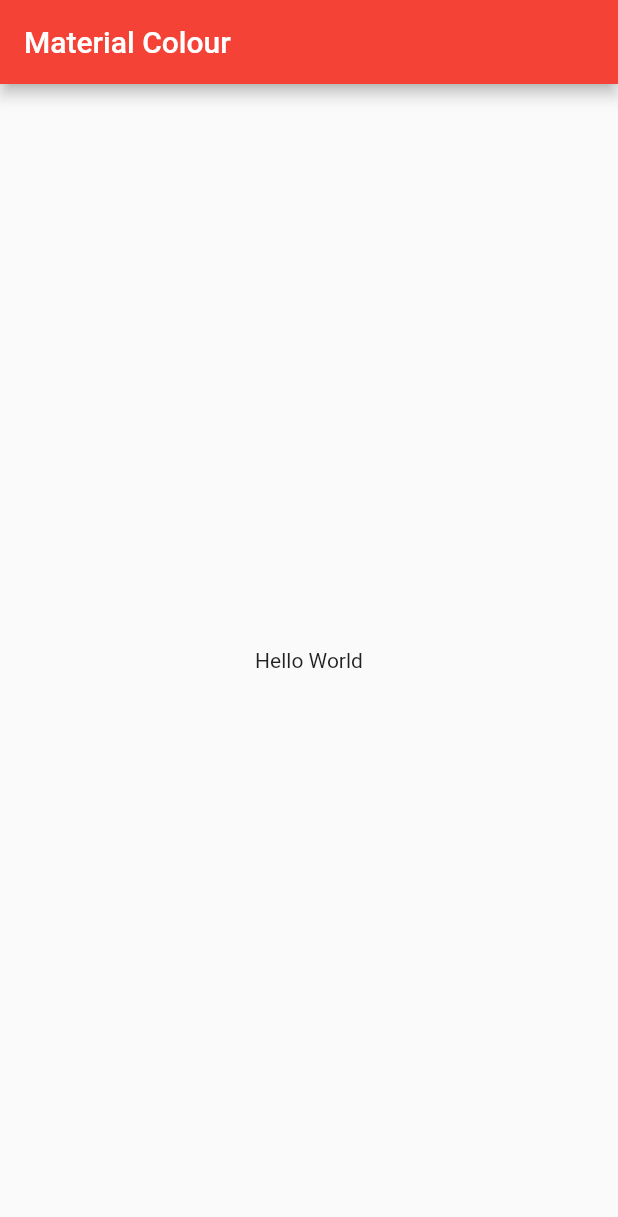
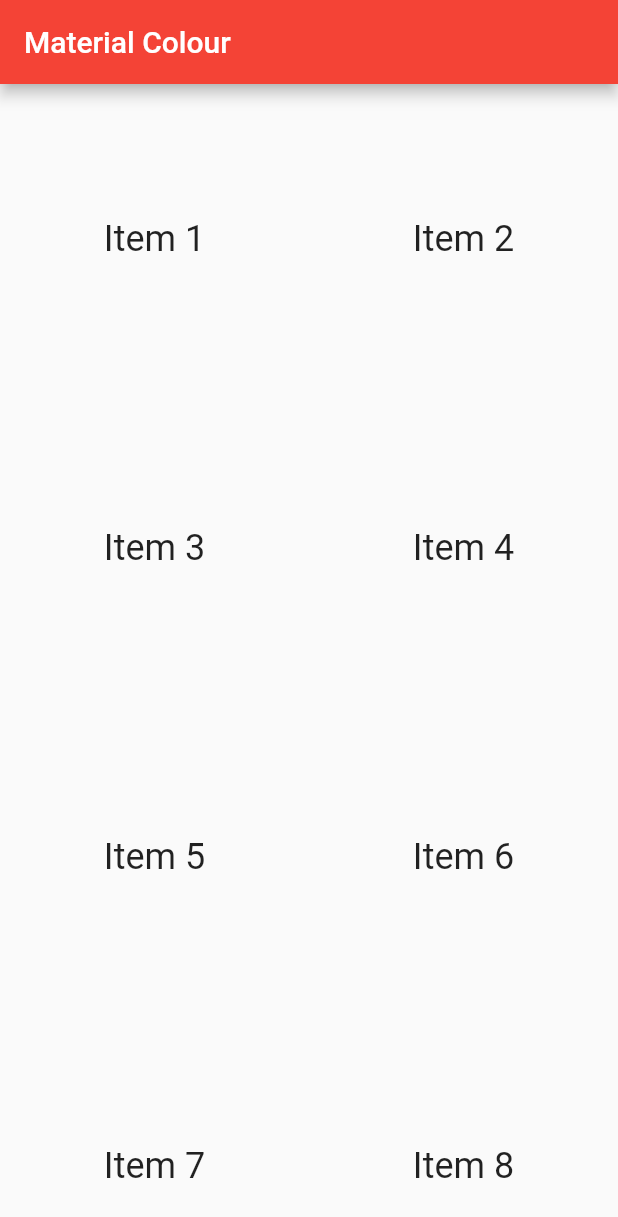
Before and after one commit to HenryQuan/flutter-material-colour, a Flutter app: the screen it shows after launch, on a phone screen of 412 x 824 dp. Shown: the top 1217 px of the screen. Run offline on Flutter 3.47's test engine with Material 2 defaults, Android fonts, the light colour scheme and no system bars.

Commit message:
add a list of 100 buttons (flutter is really good))

```diff
--- a/lib/main.dart
+++ b/lib/main.dart
@@ -32,14 +32,23 @@ class _MyHomePageState extends State<MyHomePage> {
       appBar: AppBar(
         title: Text(widget.title),
       ),
-      body: Center(
-        child: Column(
-          mainAxisAlignment: MainAxisAlignment.center,
-          children: <Widget>[
-            Text('Hello World')
-          ],
+      body: GridView.count(
+          // Create a grid with 2 columns. If you change the scrollDirection to
+          // horizontal, this would produce 2 rows.
+          crossAxisCount: 2,
+          // Generate 100 Widgets that display their index in the List
+          children: List.generate(100, (index) {
+            return FlatButton(
+              child: Text(
+                'Item ${index + 1}',
+                style: Theme.of(context).textTheme.headline
+              ),
+              onPressed: () => new AlertDialog(
+                title: Text('Hello World'),
+              ),
+            );
+          }),
         ),
-      ),
     );
   }
 }
```
